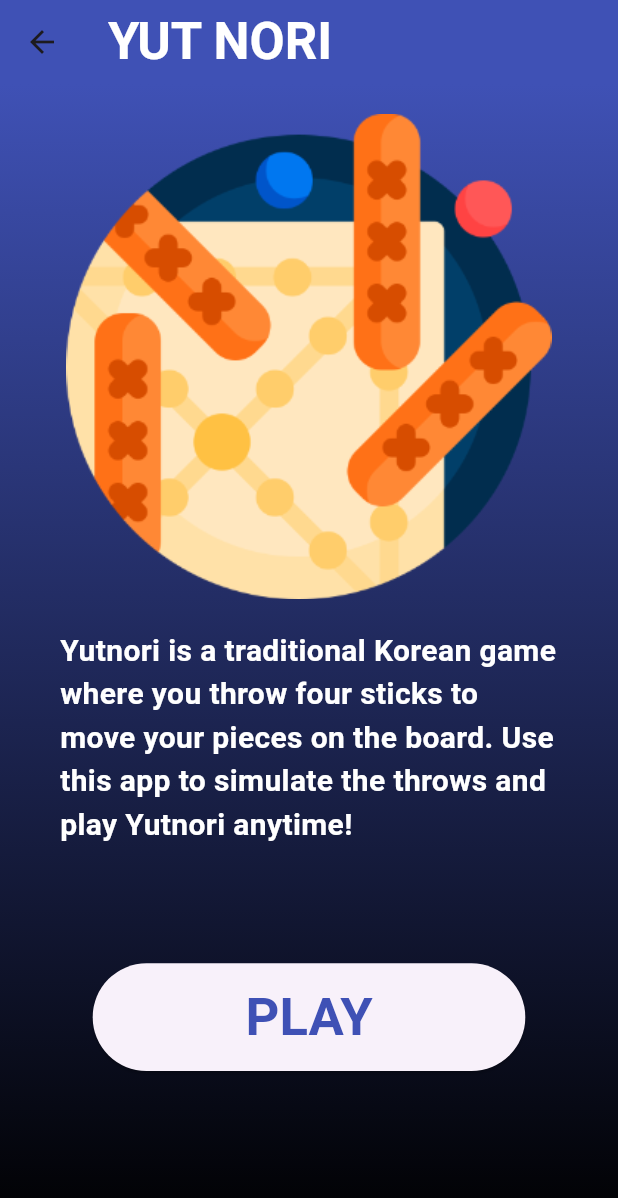
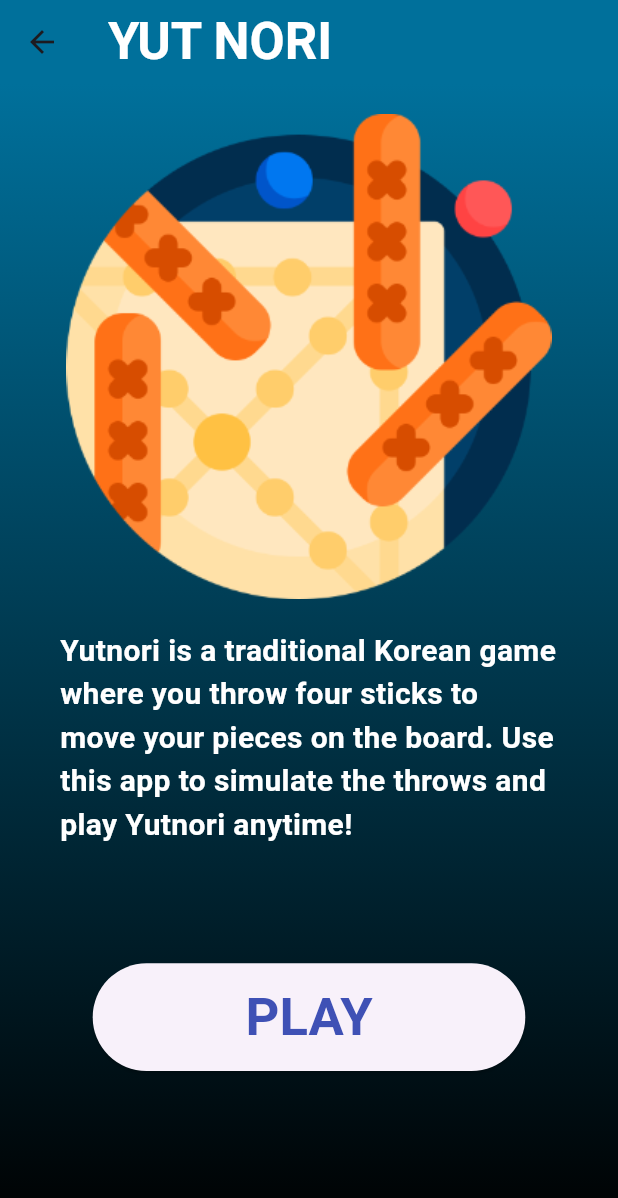
Before and after one commit to TULOVNORI/frontend-mobile-flutter, a Flutter app: the screen it shows after launch, after a tap on "Throw Yut", on a phone screen of 412 x 824 dp. Shown: the top 1198 px of the screen. Run offline on Flutter 3.47's test engine with Material 3 defaults, Android fonts, the light colour scheme and no system bars.

Commit message:
refactor : background color changes based on the passed data dynamically

```diff
--- a/lib/screens/screen_nori.dart
+++ b/lib/screens/screen_nori.dart
@@ -16,7 +16,7 @@ class _NoriState extends State<ScreenNori> {
 
     return Scaffold(
         appBar: AppBar(
-          backgroundColor: Colors.indigo,
+          backgroundColor: Color(args["backgroundColor"] as int),
           title: Text(
             '${args["name"]}',
             style: TextStyle(
@@ -32,7 +32,7 @@ class _NoriState extends State<ScreenNori> {
             gradient: LinearGradient(
               begin: Alignment.topCenter,
               end: Alignment.bottomCenter,
-              colors: [Colors.indigo, Colors.black],
+              colors: [Color(args["backgroundColor"] as int), Colors.black],
             ),
           ),
           child: Column(
--- a/lib/widgets/card_widget.dart
+++ b/lib/widgets/card_widget.dart
@@ -76,6 +76,7 @@ class CardWidget extends StatelessWidget {
                                 "nori": nori,
                                 "name": title,
                                 "description": description,
+                                "backgroundColor": backgroundColor
                               });
                         },
                       ),
```
